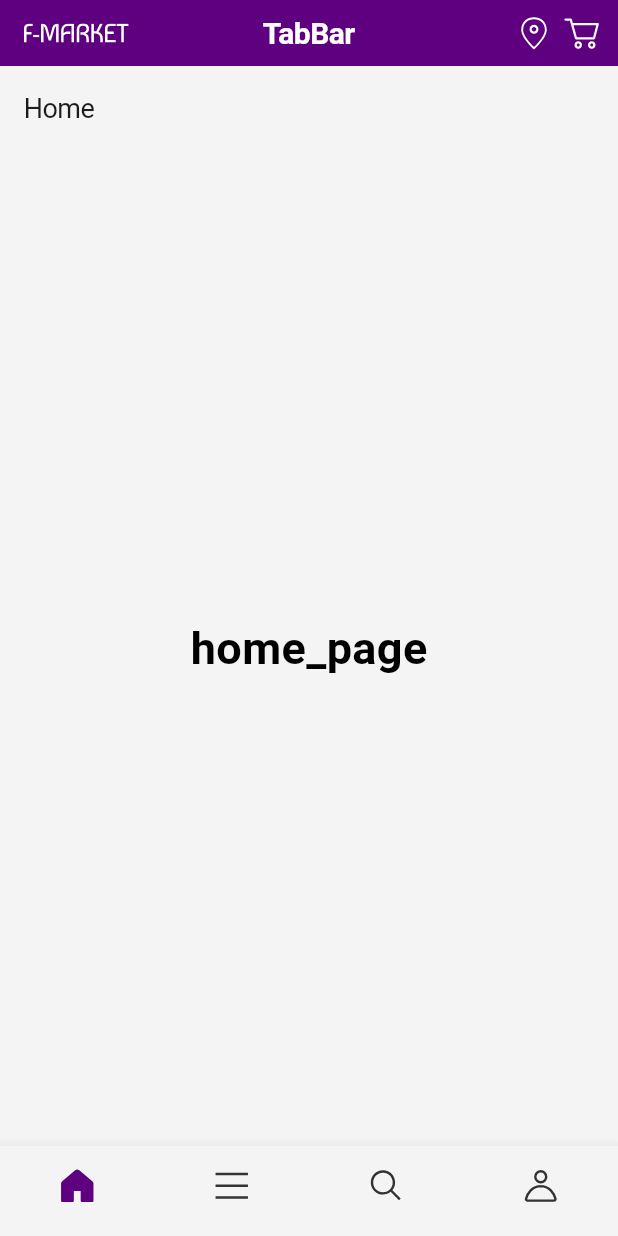
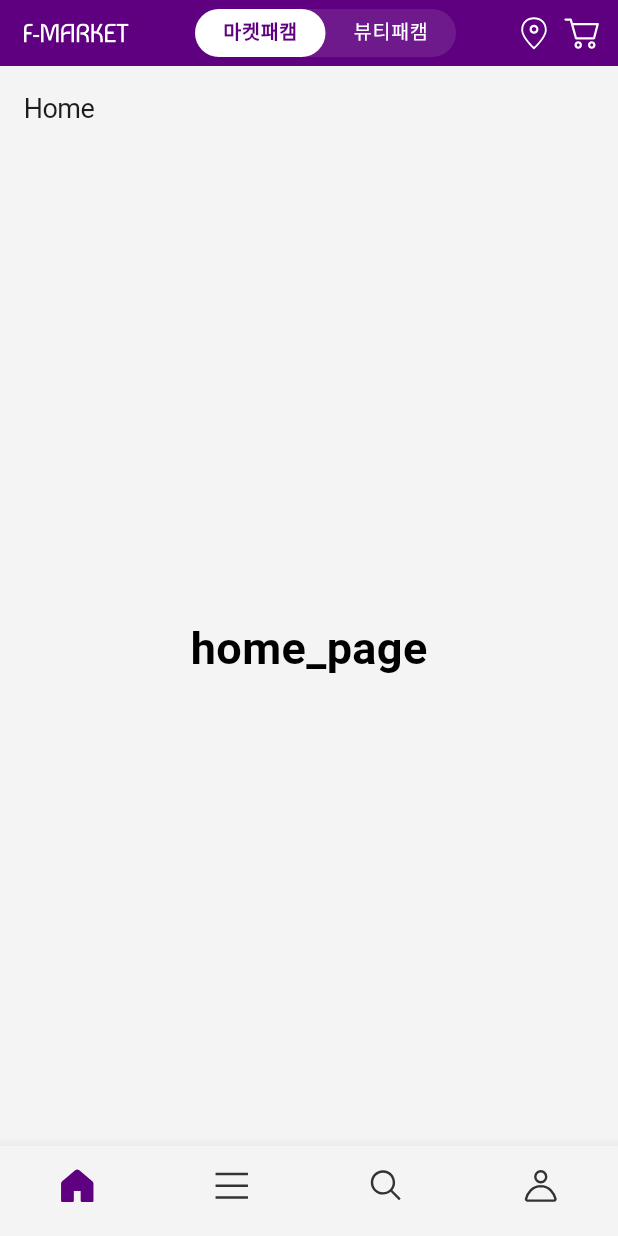
Before and after one commit to dahyun27/e_commerce, a Flutter app: the screen it shows after launch, on a phone screen of 412 x 824 dp. Run offline on Flutter 3.47's test engine with Material 3 defaults, Android fonts, the phone set to English and light mode, and no system bars; our stand-ins replace flutter_bloc, flutter_svg, go_router; Roboto replaces fonts that are missing (Pretendard).

Commit message:
appBar Cubit 및 UI 개발

```diff
--- a/lib/core/theme/custom/custom_app_bar.dart
+++ b/lib/core/theme/custom/custom_app_bar.dart
@@ -13,6 +13,8 @@ class CustomAppBarTheme {
   final Color unselectedLabelColor;
 
   static final int animationDuration = 400;
+
+  static const double tabBarRadius = 40;
 
   static final CustomAppBarTheme market = CustomAppBarTheme(
     systemUiOverlayStyle: SystemUiOverlayStyle.light,
--- a/lib/presentation/main/component/top_app_bar/default_app_bar.dart
+++ b/lib/presentation/main/component/top_app_bar/default_app_bar.dart
@@ -1,7 +1,10 @@
 import 'package:flutter/material.dart';
+import 'package:flutter_bloc/flutter_bloc.dart';
 import 'package:flutter_svg/svg.dart';
 
+import '../../../../core/theme/custom/custom_theme.dart';
 import '../../cubit/bottom_nav_cubit.dart';
+import '../../cubit/mall_type_cubit.dart';
 
 class DefaultAppBar extends StatelessWidget {
   const DefaultAppBar(this.bottomNav, {super.key});
@@ -10,21 +13,37 @@ class DefaultAppBar extends StatelessWidget {
 
   @override
   Widget build(BuildContext context) {
+    return BlocBuilder<MallTypeCubit, MallType>(
+        builder: (_, state) {
           return Container(
-      color: Theme.of(context).colorScheme.primary,
+            color: state.isMarket ? Theme
+                .of(context)
+                .colorScheme
+                .primary : Theme
+                .of(context)
+                .colorScheme
+                .background,
             padding: const EdgeInsets.symmetric(vertical: 6, horizontal: 8),
             child: AppBar(
-        backgroundColor: Colors.transparent,
               title: Text(
                 bottomNav.toName,
-          style: TextStyle(
-            fontWeight: FontWeight.w600,
-            fontSize: 20,
-            color: Colors.white,
-          ),
+                style: Theme
+                    .of(context)
+                    .textTheme
+                    .headlineSmall
+                    ?.copyWith(color: state.isMarket ? Theme
+                    .of(context)
+                    .colorScheme
+                    .background : Theme
+                    .of(context)
+                    .colorScheme
+                    .contentPrimary),
               ),
               centerTitle: true,
+              backgroundColor: Colors.transparent,
             ),
           );
         }
+    );
   }
+}
--- a/lib/presentation/main/component/top_app_bar/home_app_bar.dart
+++ b/lib/presentation/main/component/top_app_bar/home_app_bar.dart
@@ -1,55 +1,90 @@
 import 'package:flutter/material.dart';
-import 'package:flutter_svg/svg.dart';
+import 'package:flutter_bloc/flutter_bloc.dart';
 
 import '../../../../core/theme/constant/app_icons.dart';
+import '../../../../core/theme/custom/custom_app_bar.dart';
+import '../../../../core/theme/custom/custom_font_weight.dart';
+import '../../cubit/mall_type_cubit.dart';
+import 'widgets/svg_icon_button.dart';
 
 class HomeAppBar extends StatelessWidget {
   const HomeAppBar({super.key});
 
   @override
   Widget build(BuildContext context) {
-    return Container(
-      color: Theme.of(context).colorScheme.primary,
+    final colorScheme = Theme.of(context).colorScheme;
+    final textTheme = Theme.of(context).textTheme;
+
+    return BlocBuilder<MallTypeCubit, MallType>(
+      builder: (_, state) {
+        return AnimatedContainer(
           padding: const EdgeInsets.symmetric(vertical: 6, horizontal: 8),
+          color: state.theme.backgroundColor,
           child: AppBar(
+            leading: SvgIconButton(
+              icon: AppIcons.mainLogo,
+              color: state.theme.logoColor,
+              padding: 8,
+            ),
             backgroundColor: Colors.transparent,
-        title: Text(
-          "TabBar",
-          style: TextStyle(
-            fontWeight: FontWeight.w600,
-            fontSize: 20,
-            color: Colors.white,
+            title: AnimatedContainer(
+              decoration: BoxDecoration(
+                borderRadius: BorderRadius.all(Radius.circular(40)),
+                color: state.theme.containerColor,
+              ),
+              duration: Duration(milliseconds: 300),
+              margin: EdgeInsets.symmetric(horizontal: 20),
+              alignment: Alignment.center,
+              child: SizedBox(
+                height: 32,
+                child: DefaultTabController(
+                  length: MallType.values.length,
+                  initialIndex: state.index,
+                  child: TabBar(
+                    tabs: List.generate(
+                      MallType.values.length,
+                      (index) => Tab(
+                        child: Center(
+                          child: Text(MallType.values[index].toName),
+                        ),
+                      ),
+                    ),
+                    indicator: BoxDecoration(
+                      color: state.theme.indicatorColor,
+                      borderRadius: BorderRadius.all(
+                        Radius.circular(CustomAppBarTheme.tabBarRadius),
+                      ),
+                    ),
+                    labelColor: state.theme.labelColor,
+                    labelPadding: const EdgeInsets.symmetric(horizontal: 12),
+                    labelStyle: textTheme.labelLarge.bold,
+                    unselectedLabelColor: state.theme.unselectedLabelColor,
+                    unselectedLabelStyle: textTheme.labelLarge.regular,
+                    splashBorderRadius: BorderRadius.all(
+                      Radius.circular(CustomAppBarTheme.tabBarRadius),
+                    ),
+                    dividerColor: Colors.transparent,
+                    onTap: (index) =>
+                        context.read<MallTypeCubit>().changeIndex(index),
+                    // isScrollable: false,
+                    indicatorSize: TabBarIndicatorSize.tab,
+                  ),
+                ),
               ),
             ),
             centerTitle: true,
             leadingWidth: 86,
-        leading: Padding(
-          padding: const EdgeInsets.all(8.0),
-          child: SvgPicture.asset(AppIcons.mainLogo),
+            actions: [
+              SvgIconButton(
+                icon: AppIcons.location,
+                color: state.theme.iconColor,
               ),
-        actions: [
-          Padding(
-            padding: const EdgeInsets.all(4.0),
-            child: SvgPicture.asset(
-              AppIcons.location,
-              colorFilter: ColorFilter.mode(
-                Theme.of(context).colorScheme.background,
-                BlendMode.srcIn,
-              ),
-            ),
-          ),
-          Padding(
-            padding: const EdgeInsets.all(4.0),
-            child: SvgPicture.asset(
-              AppIcons.cart,
-              colorFilter: ColorFilter.mode(
-                Theme.of(context).colorScheme.background,
-                BlendMode.srcIn,
-              ),
-            ),
-          ),
+              SvgIconButton(icon: AppIcons.cart, color: state.theme.iconColor),
             ],
           ),
+          duration: Duration(milliseconds: 300),
+        );
+      },
     );
   }
 }
--- /dev/null
+++ b/lib/presentation/main/component/top_app_bar/widgets/svg_icon_button.dart
@@ -0,0 +1,31 @@
+import 'package:flutter/material.dart';
+import 'package:flutter_svg/svg.dart';
+
+import '../../../../../core/theme/constant/app_icons.dart';
+
+class SvgIconButton extends StatelessWidget {
+  const SvgIconButton({
+    required this.icon,
+    required this.color,
+    this.padding = 4.0,
+    super.key,
+  });
+
+  final double padding;
+  final String icon;
+  final Color color;
+
+  @override
+  Widget build(BuildContext context) {
+    return Padding(
+      padding: EdgeInsets.all(padding),
+      child: SvgPicture.asset(
+        icon,
+        colorFilter: ColorFilter.mode(
+          color,
+          BlendMode.srcIn,
+        ),
+      ),
+    );
+  }
+}
--- a/lib/presentation/main/cubit/mall_type_cubit.dart
+++ b/lib/presentation/main/cubit/mall_type_cubit.dart
@@ -1,4 +1,6 @@
 import 'package:flutter_bloc/flutter_bloc.dart';
+
+import '../../../core/theme/custom/custom_app_bar.dart';
 
 enum MallType { market, beauty }
 
@@ -18,6 +20,15 @@ extension MallTypeX on MallType {
     }
   }
 
+  CustomAppBarTheme get theme {
+    switch(this) {
+      case MallType.market:
+        return CustomAppBarTheme.market;
+      case MallType.beauty:
+        return CustomAppBarTheme.beauty;
+    }
+  }
+
   bool get isMarket => this == MallType.market;
   bool get isBeauty => this == MallType.beauty;
 }
```
Lines whose indentation alone changed are shown as unchanged.
